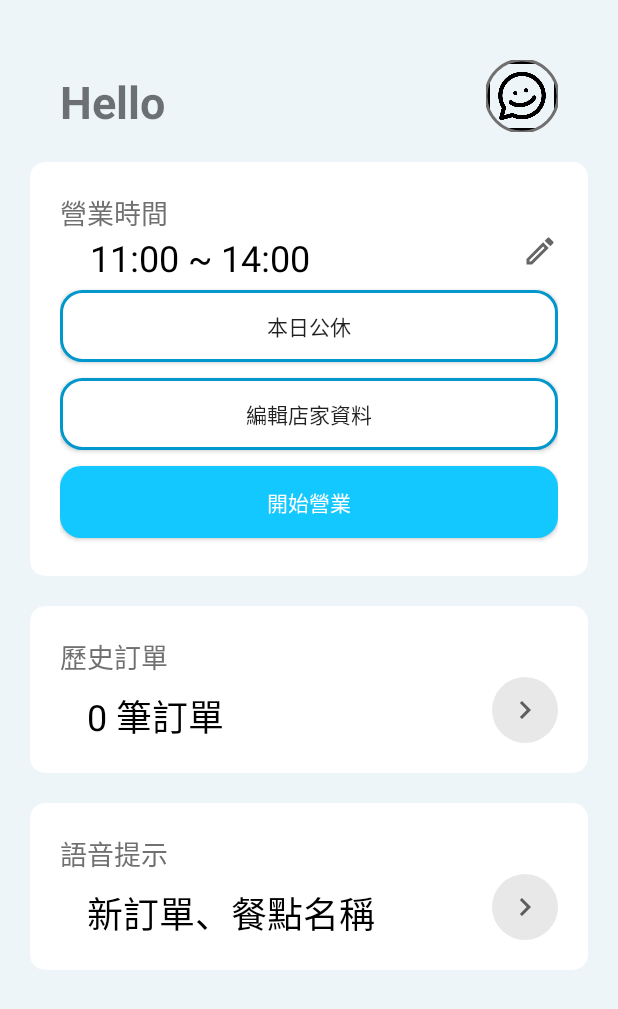
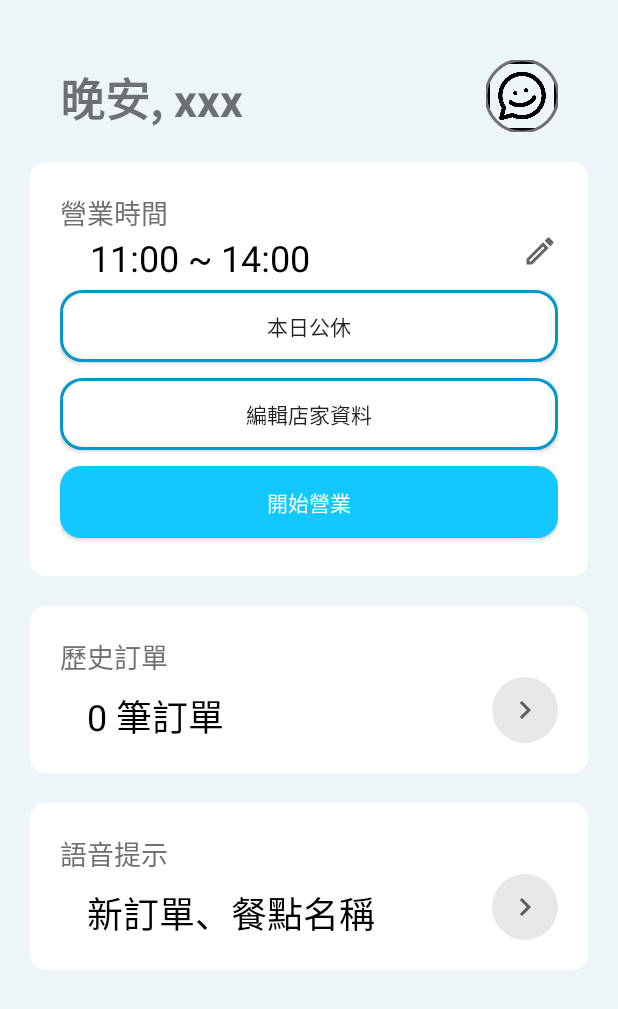
Before and after one commit to ADSFAaron/Zaber, an Android app: the screen it shows after launch (StoreHomeActivity), after a tap on "LOGIN", on a phone screen of 412 x 824 dp. Shown: the top 1009 px of the screen. Run offline under Robolectric (Android 15) with nearby library versions, the phone set to English and light mode, and no system bars; 1 other tap on this screen came first.

Commit message:
[Fixed] Store Home Page add onclick and view connect [Feature] add Store Open Page

```diff
--- a/app/src/main/AndroidManifest.xml
+++ b/app/src/main/AndroidManifest.xml
@@ -9,6 +9,9 @@
         android:roundIcon="@mipmap/ic_launcher_round"
         android:supportsRtl="true"
         android:theme="@style/Theme.Zaber">
+        <activity
+            android:name=".StoreOpenActivity"
+            android:exported="false" />
         <activity
             android:name=".StoreHomeActivity"
             android:exported="false" />
--- a/app/src/main/java/com/example/zaber/MainActivity.java
+++ b/app/src/main/java/com/example/zaber/MainActivity.java
@@ -13,7 +13,7 @@ public class MainActivity extends AppCompatActivity {
     /**
      * Duration of wait
      **/
-    private final int SPLASH_DISPLAY_LENGTH = 5000;
+    private final int SPLASH_DISPLAY_LENGTH = 3000;
 
     @Override
     protected void onCreate(Bundle savedInstanceState) {
--- a/app/src/main/java/com/example/zaber/StoreHomeActivity.java
+++ b/app/src/main/java/com/example/zaber/StoreHomeActivity.java
@@ -1,14 +1,88 @@
 package com.example.zaber;
 
 import androidx.appcompat.app.AppCompatActivity;
+import androidx.appcompat.widget.AppCompatButton;
 
+import android.content.Intent;
 import android.os.Bundle;
+import android.view.View;
+import android.widget.ImageButton;
+import android.widget.TextView;
+
+import com.google.android.material.imageview.ShapeableImageView;
+
+import java.text.DateFormat;
+import java.text.SimpleDateFormat;
+import java.util.Calendar;
+import java.util.Date;
+import java.util.TimeZone;
 
 public class StoreHomeActivity extends AppCompatActivity {
+
+    TextView store_home_title, open_time;
+    ShapeableImageView home_avatar;
+    AppCompatButton store_home_takedayoff, store_home_edit, store_home_open;
+    TextView order_history_all, store_home_voice_hint;
+    ImageButton store_home_history_btn, store_home_voice_hint_btn;
+    String storeName;
 
     @Override
     protected void onCreate(Bundle savedInstanceState) {
         super.onCreate(savedInstanceState);
         setContentView(R.layout.activity_store_home);
+
+        // Get Layout ID
+        store_home_title = findViewById(R.id.store_home_title);
+        open_time = findViewById(R.id.open_time);
+        home_avatar = findViewById(R.id.home_avatar);
+        store_home_takedayoff = findViewById(R.id.store_home_takedayoff);
+        store_home_edit = findViewById(R.id.store_home_edit);
+        store_home_open = findViewById(R.id.store_home_open);
+        order_history_all = findViewById(R.id.order_history_all);
+        store_home_voice_hint = findViewById(R.id.store_home_voice_hint);
+        store_home_history_btn = findViewById(R.id.store_home_history_btn);
+        store_home_voice_hint_btn = findViewById(R.id.store_home_voice_hint_btn);
+
+        // Change Store Home Title
+        storeName = "xxx";
+        changeGreed(storeName);
+
+        // Button Click
+        store_home_open.setOnClickListener(new View.OnClickListener() {
+            @Override
+            public void onClick(View view) {
+                Intent intent = new Intent(StoreHomeActivity.this, StoreOpenActivity.class);
+                startActivity(intent);
+            }
+        });
+
+    }
+
+    /**
+     * 改變商店主業的招呼語
+     *
+     * @param name 店家名
+     */
+    public void changeGreed(String name) {
+
+        Calendar cal = Calendar.getInstance(TimeZone.getTimeZone("GMT+8:00"));
+        Date currentLocalTime = cal.getTime();
+        DateFormat date = new SimpleDateFormat("HH");
+        date.setTimeZone(TimeZone.getTimeZone("GMT+8:00"));
+        String localTime = date.format(currentLocalTime);
+        int currentHour = Integer.parseInt(localTime);
+        System.out.println("Current Hour: " + localTime);
+
+        String result;
+        if (currentHour < 12) {
+            result = "早安";
+        } else if (currentHour < 18) {
+            result = "午安";
+        } else {
+            result = "晚安";
+        }
+
+        result += (", " + name);
+        store_home_title.setText(result);
     }
 }
--- a/app/src/main/res/layout/activity_store_home.xml
+++ b/app/src/main/res/layout/activity_store_home.xml
@@ -116,6 +116,7 @@
                         android:text="@string/edit_store" />
 
                     <androidx.appcompat.widget.AppCompatButton
+                        android:id="@+id/store_home_open"
                         android:layout_width="match_parent"
                         android:layout_height="wrap_content"
                         android:layout_marginVertical="5sp"
@@ -167,6 +168,7 @@
                             android:textSize="24sp" />
 
                         <ImageButton
+                            android:id="@+id/store_home_history_btn"
                             android:layout_width="wrap_content"
                             android:layout_height="wrap_content"
                             android:layout_gravity="end"
@@ -221,6 +223,7 @@
                             android:textSize="24sp" />
 
                         <ImageButton
+                            android:id="@+id/store_home_voice_hint_btn"
                             android:layout_width="wrap_content"
                             android:layout_height="wrap_content"
                             android:layout_gravity="end"
--- /dev/null
+++ b/app/src/main/res/layout/new_order_row.xml
@@ -0,0 +1,6 @@
+<?xml version="1.0" encoding="utf-8"?>
+<androidx.constraintlayout.widget.ConstraintLayout xmlns:android="http://schemas.android.com/apk/res/android"
+    android:layout_width="match_parent"
+    android:layout_height="match_parent">
+
+</androidx.constraintlayout.widget.ConstraintLayout>
--- a/app/src/main/res/values/colors.xml
+++ b/app/src/main/res/values/colors.xml
@@ -22,4 +22,5 @@
     <color name="light_font">#C5CAE6</color>
     <color name="light_input_bg">#F6F6F6</color>
     <color name="light_gray">#E8E8E8</color>
+    <color name="error">#D60101</color>
 </resources>
--- a/app/src/main/res/values/strings.xml
+++ b/app/src/main/res/values/strings.xml
@@ -13,4 +13,10 @@
     <string name="store_open">開始營業</string>
     <string name="edit_store">編輯店家資料</string>
     <string name="today_take_day_off">本日公休</string>
+    <string name="store_close">結束接單</string>
+    <string name="store_online">上線中</string>
+    <string name="order_delay_time">延長時間</string>
+    <string name="order_complete">完成訂單</string>
+    <string name="multiple_page_change">Multiple Page Change</string>
+    <string name="in_progress">製作中</string>
 </resources>
```
Also changed, not shown: app/build.gradle (+4 -3 lines), app/src/main/java/com/example/zaber/StoreOpenActivity.java (added, +47 -0 lines), app/src/main/java/com/example/zaber/StoreOrderAdapter.java (added, +74 -0 lines), app/src/main/res/drawable/close_button.xml (added, +21 -0 lines), app/src/main/res/drawable/ic_baseline_clear_24.xml (added, +10 -0 lines), app/src/main/res/drawable/ic_baseline_keyboard_arrow_down_24.xml (added, +10 -0 lines), app/src/main/res/layout/activity_store_open.xml (added, +63 -0 lines), app/src/main/res/layout/order_row.xml (added, +76 -0 lines).
